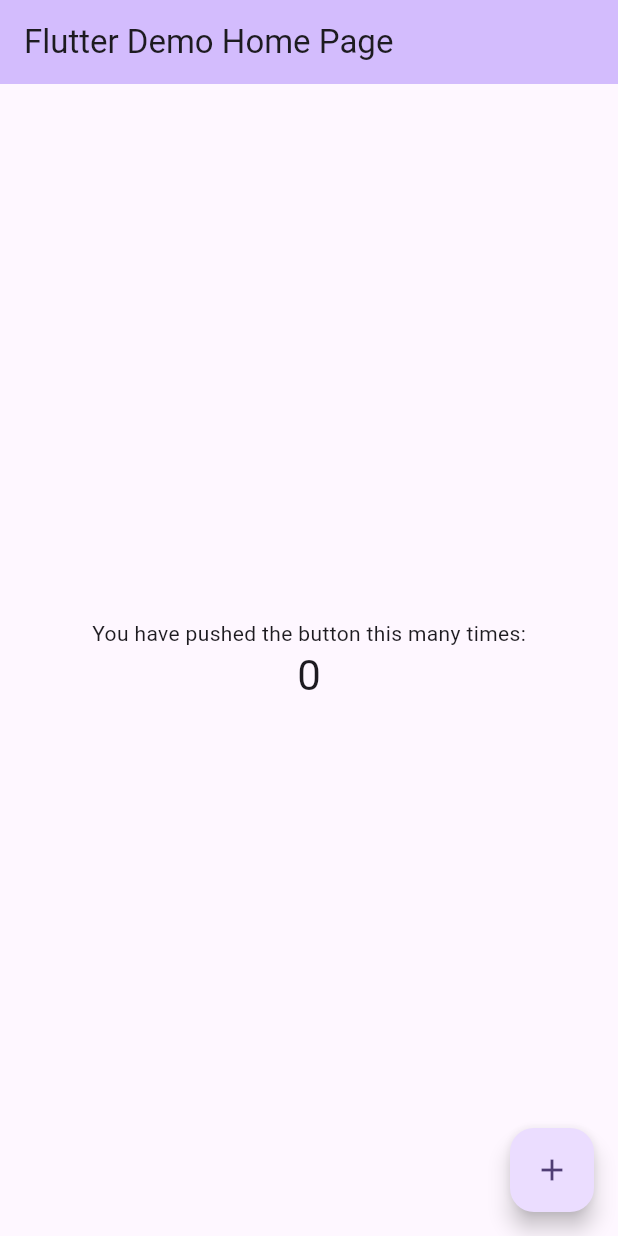
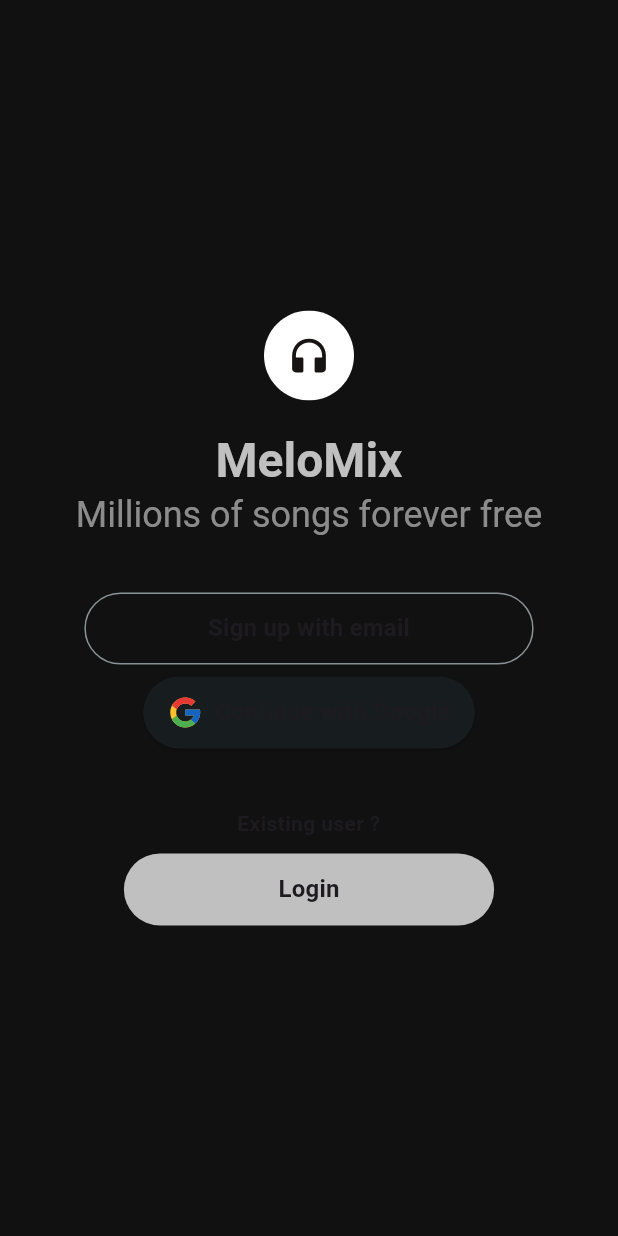
Before and after one commit to jijuthomas98/MeloMix, a Flutter app: the screen it shows after launch, on a phone screen of 412 x 824 dp. Run offline on Flutter 3.47's test engine with Material 3 defaults, Android fonts, the phone set to English and light mode, and no system bars; our stand-ins replace flex_color_scheme, flutter_svg, go_router, google_fonts, lottie.

Commit message:
feat: setup and auth screen

```diff
--- /dev/null
+++ b/lib/app.dart
@@ -0,0 +1,19 @@
+import 'package:flutter/material.dart';
+import 'package:melomix/utils/constants/strings.dart';
+import 'package:melomix/utils/routers/router_config.dart';
+import 'package:melomix/utils/theme.dart';
+
+class Melomix extends StatelessWidget {
+  const Melomix({super.key});
+
+  @override
+  Widget build(BuildContext context) {
+    return MaterialApp.router(
+      title: AppStrings.appName,
+      theme: appTheme(),
+      themeMode: ThemeMode.dark,
+      routerConfig: routerConfig,
+      debugShowCheckedModeBanner: false,
+    );
+  }
+}
--- /dev/null
+++ b/lib/features/auth/screen/auth_screen.dart
@@ -0,0 +1,104 @@
+import 'package:flutter/material.dart';
+import 'package:flutter/widgets.dart';
+import 'package:melomix/gen/assets.gen.dart';
+import 'package:melomix/utils/extensions/extensions.dart';
+
+class AuthScreen extends StatelessWidget {
+  const AuthScreen({super.key});
+
+  @override
+  Widget build(BuildContext context) {
+    return Scaffold(
+      body: SafeArea(
+        child: Align(
+          alignment: Alignment.center,
+          child: SizedBox(
+            width: MediaQuery.of(context).size.width * 0.8,
+            child: Column(
+              mainAxisAlignment: MainAxisAlignment.center,
+              children: [
+                Hero(
+                  tag: 'melomix_intro',
+                  child: Column(
+                    children: [
+                      Assets.icon.appIconMonotone.svg(width: 60, height: 60),
+                      const SizedBox(height: 20),
+                      Text(
+                        'MeloMix',
+                        style:
+                            Theme.of(context).textTheme.headlineLarge?.copyWith(
+                                  fontWeight: FontWeight.bold,
+                                  color: context.primaryColor,
+                                ),
+                        textAlign: TextAlign.center,
+                      ),
+                      Text(
+                        'Millions of songs forever free',
+                        style:
+                            Theme.of(context).textTheme.headlineSmall?.copyWith(
+                                  color: context.primaryColor.withOpacity(0.7),
+                                ),
+                        textAlign: TextAlign.center,
+                      ),
+                    ],
+                  ),
+                ),
+                const SizedBox(height: 36),
+                OutlinedButton(
+                  onPressed: () {},
+                  style: ElevatedButton.styleFrom(
+                    padding: EdgeInsets.symmetric(
+                        vertical: 12, horizontal: context.width * 0.2),
+                  ),
+                  child: Text(
+                    "Sign up with email",
+                    style: Theme.of(context).textTheme.titleMedium?.copyWith(
+                          fontWeight: FontWeight.bold,
+                        ),
+                  ),
+                ),
+                const SizedBox(height: 8),
+                ElevatedButton.icon(
+                  icon: Assets.icon.google.svg(width: 24, height: 24),
+                  onPressed: () {},
+                  style: OutlinedButton.styleFrom(
+                    padding: const EdgeInsets.symmetric(
+                        vertical: 12, horizontal: 16),
+                  ),
+                  label: Text(
+                    "Continue with Google",
+                    style: Theme.of(context).textTheme.titleMedium?.copyWith(
+                          fontWeight: FontWeight.bold,
+                        ),
+                  ),
+                ),
+                const SizedBox(height: 40),
+                Text(
+                  "Existing user ?",
+                  style: Theme.of(context).textTheme.bodyMedium?.copyWith(
+                        fontWeight: FontWeight.bold,
+                      ),
+                  textAlign: TextAlign.center,
+                ),
+                const SizedBox(height: 10),
+                FilledButton(
+                  onPressed: () {},
+                  style: ElevatedButton.styleFrom(
+                    padding: EdgeInsets.symmetric(
+                        vertical: 12, horizontal: context.width * 0.25),
+                  ),
+                  child: Text(
+                    "Login",
+                    style: Theme.of(context).textTheme.titleMedium?.copyWith(
+                          fontWeight: FontWeight.bold,
+                        ),
+                  ),
+                ),
+              ],
+            ),
+          ),
+        ),
+      ),
+    );
+  }
+}
--- a/lib/main.dart
+++ b/lib/main.dart
@@ -1,125 +1,6 @@
 import 'package:flutter/material.dart';
+import 'package:melomix/app.dart';
 
 void main() {
-  runApp(const MyApp());
+  runApp(const Melomix());
 }
-
-class MyApp extends StatelessWidget {
-  const MyApp({super.key});
-
-  // This widget is the root of your application.
-  @override
-  Widget build(BuildContext context) {
-    return MaterialApp(
-      title: 'Flutter Demo',
-      theme: ThemeData(
-        // This is the theme of your application.
-        //
-        // TRY THIS: Try running your application with "flutter run". You'll see
-        // the application has a purple toolbar. Then, without quitting the app,
-        // try changing the seedColor in the colorScheme below to Colors.green
-        // and then invoke "hot reload" (save your changes or press the "hot
-        // reload" button in a Flutter-supported IDE, or press "r" if you used
-        // the command line to start the app).
-        //
-        // Notice that the counter didn't reset back to zero; the application
-        // state is not lost during the reload. To reset the state, use hot
-        // restart instead.
-        //
-        // This works for code too, not just values: Most code changes can be
-        // tested with just a hot reload.
-        colorScheme: ColorScheme.fromSeed(seedColor: Colors.deepPurple),
-        useMaterial3: true,
-      ),
-      home: const MyHomePage(title: 'Flutter Demo Home Page'),
-    );
-  }
-}
-
-class MyHomePage extends StatefulWidget {
-  const MyHomePage({super.key, required this.title});
-
-  // This widget is the home page of your application. It is stateful, meaning
-  // that it has a State object (defined below) that contains fields that affect
-  // how it looks.
-
-  // This class is the configuration for the state. It holds the values (in this
-  // case the title) provided by the parent (in this case the App widget) and
-  // used by the build method of the State. Fields in a Widget subclass are
-  // always marked "final".
-
-  final String title;
-
-  @override
-  State<MyHomePage> createState() => _MyHomePageState();
-}
-
-class _MyHomePageState extends State<MyHomePage> {
-  int _counter = 0;
-
-  void _incrementCounter() {
-    setState(() {
-      // This call to setState tells the Flutter framework that something has
-      // changed in this State, which causes it to rerun the build method below
-      // so that the display can reflect the updated values. If we changed
-      // _counter without calling setState(), then the build method would not be
-      // called again, and so nothing would appear to happen.
-      _counter++;
-    });
-  }
-
-  @override
-  Widget build(BuildContext context) {
-    // This method is rerun every time setState is called, for instance as done
-    // by the _incrementCounter method above.
-    //
-    // The Flutter framework has been optimized to make rerunning build methods
-    // fast, so that you can just rebuild anything that needs updating rather
-    // than having to individually change instances of widgets.
-    return Scaffold(
-      appBar: AppBar(
-        // TRY THIS: Try changing the color here to a specific color (to
-        // Colors.amber, perhaps?) and trigger a hot reload to see the AppBar
-        // change color while the other colors stay the same.
-        backgroundColor: Theme.of(context).colorScheme.inversePrimary,
-        // Here we take the value from the MyHomePage object that was created by
-        // the App.build method, and use it to set our appbar title.
-        title: Text(widget.title),
-      ),
-      body: Center(
-        // Center is a layout widget. It takes a single child and positions it
-        // in the middle of the parent.
-        child: Column(
-          // Column is also a layout widget. It takes a list of children and
-          // arranges them vertically. By default, it sizes itself to fit its
-          // children horizontally, and tries to be as tall as its parent.
-          //
-          // Column has various properties to control how it sizes itself and
-          // how it positions its children. Here we use mainAxisAlignment to
-          // center the children vertically; the main axis here is the vertical
-          // axis because Columns are vertical (the cross axis would be
-          // horizontal).
-          //
-          // TRY THIS: Invoke "debug painting" (choose the "Toggle Debug Paint"
-          // action in the IDE, or press "p" in the console), to see the
-          // wireframe for each widget.
-          mainAxisAlignment: MainAxisAlignment.center,
-          children: <Widget>[
-            const Text(
-              'You have pushed the button this many times:',
-            ),
-            Text(
-              '$_counter',
-              style: Theme.of(context).textTheme.headlineMedium,
-            ),
-          ],
-        ),
-      ),
-      floatingActionButton: FloatingActionButton(
-        onPressed: _incrementCounter,
-        tooltip: 'Increment',
-        child: const Icon(Icons.add),
-      ), // This trailing comma makes auto-formatting nicer for build methods.
-    );
-  }
-}
--- /dev/null
+++ b/lib/utils/constants/strings.dart
@@ -0,0 +1,3 @@
+class AppStrings {
+  static const String appName = 'MeloMix';
+}
--- /dev/null
+++ b/lib/utils/extensions/extensions.dart
@@ -0,0 +1,5 @@
+library extensions;
+
+export 'media_query.dart';
+export 'strings.dart';
+export 'theme.dart';
--- /dev/null
+++ b/lib/utils/keys.dart
@@ -0,0 +1,3 @@
+import 'package:flutter/material.dart';
+
+final rootNavigatorKey = GlobalKey<NavigatorState>();
--- /dev/null
+++ b/lib/utils/routers/app_routes.dart
@@ -0,0 +1,6 @@
+typedef Route = ({String name, String path});
+
+class AppRoutes {
+  static const Route auth = (name: 'auth', path: '/auth');
+  static const Route login = (name: 'login', path: '/login');
+}
--- /dev/null
+++ b/lib/utils/routers/router_config.dart
@@ -0,0 +1,17 @@
+import 'package:go_router/go_router.dart';
+import 'package:melomix/features/auth/screen/auth_screen.dart';
+import 'package:melomix/utils/keys.dart';
+import 'package:melomix/utils/routers/app_routes.dart';
+
+final GoRouter routerConfig = GoRouter(
+  initialLocation: AppRoutes.auth.path,
+  navigatorKey: rootNavigatorKey,
+  routes: [
+    GoRoute(
+      parentNavigatorKey: rootNavigatorKey,
+      path: AppRoutes.auth.path,
+      name: AppRoutes.auth.name,
+      builder: (_, __) => const AuthScreen(),
+    ),
+  ],
+);
--- /dev/null
+++ b/lib/utils/theme.dart
@@ -0,0 +1,17 @@
+import 'package:flex_color_scheme/flex_color_scheme.dart';
+import 'package:flutter/material.dart';
+import 'package:google_fonts/google_fonts.dart';
+
+ThemeData appTheme([FlexScheme? scheme]) {
+  return FlexThemeData.dark(
+    scheme: scheme ?? FlexScheme.rosewood,
+    appBarStyle: FlexAppBarStyle.scaffoldBackground,
+    useMaterial3ErrorColors: true,
+    visualDensity: FlexColorScheme.comfortablePlatformDensity,
+    useMaterial3: true,
+    swapLegacyOnMaterial3: true,
+    surfaceTint: Colors.transparent,
+    textTheme: GoogleFonts.mPlusRounded1cTextTheme(),
+    primaryTextTheme: GoogleFonts.mPlusRounded1cTextTheme(),
+  );
+}
```
Also changed, not shown: lib/features/auth/screen/login_screen.dart (added, +99 -0 lines), lib/gen/assets.gen.dart (added, +202 -0 lines), lib/utils/extensions/media_query.dart (added, +16 -0 lines), lib/utils/extensions/strings.dart (added, +20 -0 lines), lib/utils/extensions/theme.dart (added, +8 -0 lines).
